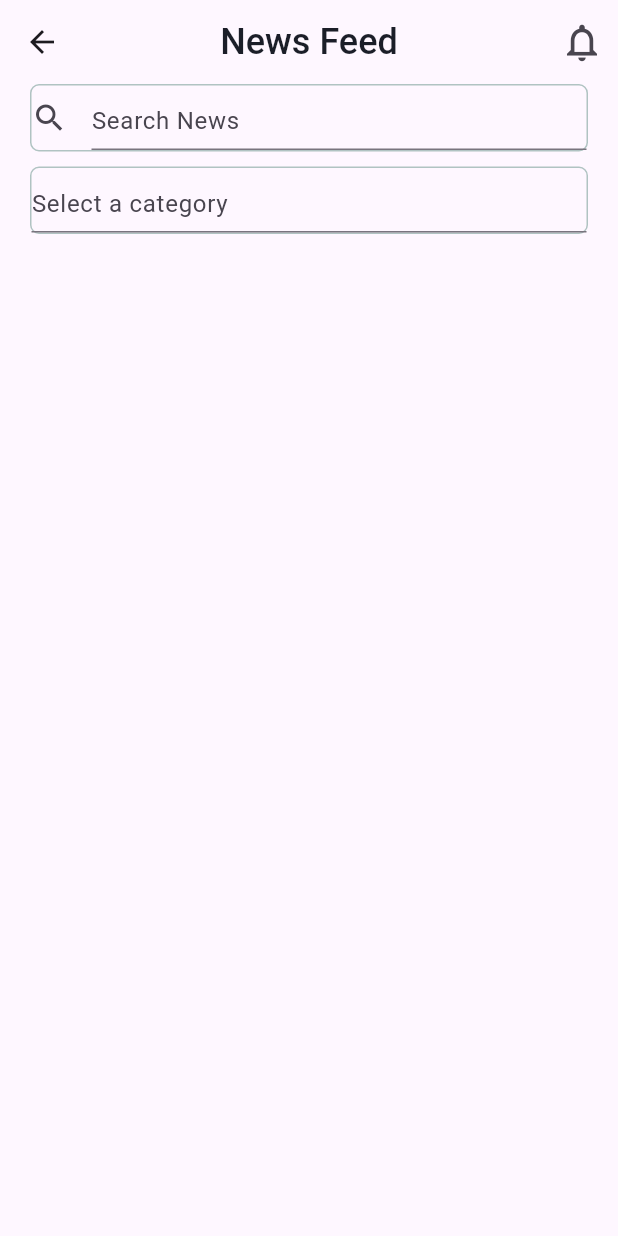
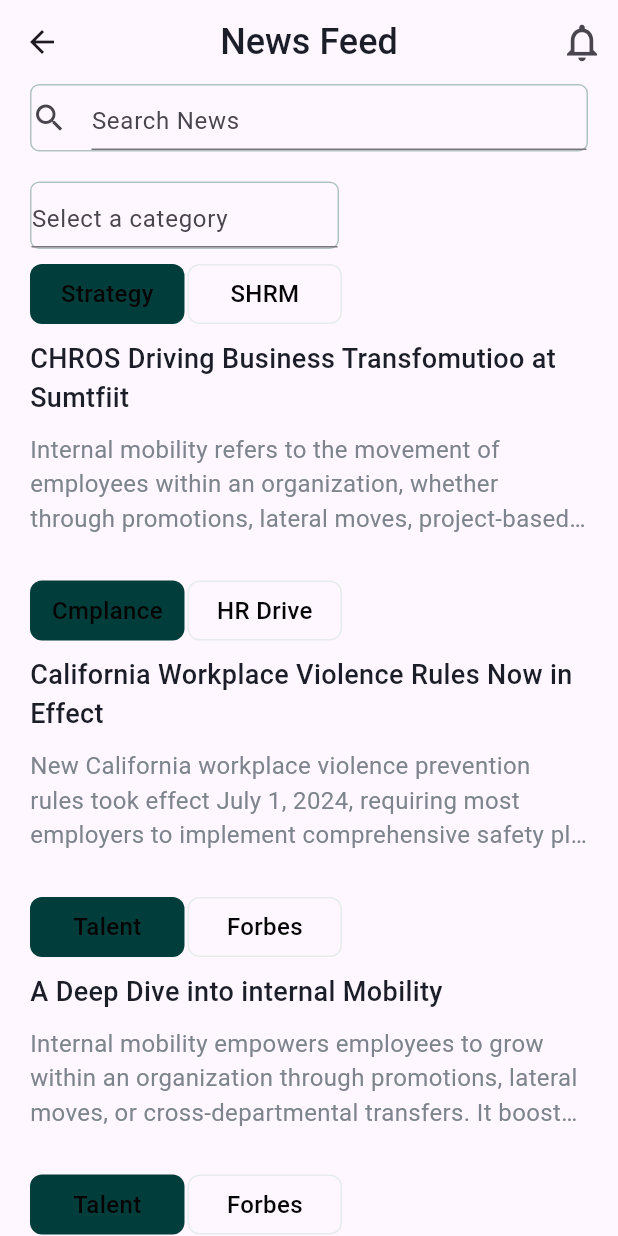
Before and after one commit to rayhantmt/Damaged303, a Flutter app: the NewsView screen opened directly, on a phone screen of 412 x 824 dp. Run offline on Flutter 3.47's test engine with Material 3 defaults, Android fonts, the phone set to English and light mode, and no system bars; our stand-ins replace get.

Commit message:
done news view

```diff
--- a/lib/app/modules/news/news_model.dart
+++ b/lib/app/modules/news/news_model.dart
@@ -25,3 +25,33 @@ class newsdetailsmodel {
     required this.description,
   });
 }
+
+class newsdescritiondetail {
+  final List<newsdetailsmodel> newsdescriptions = [
+    newsdetailsmodel(
+      tags: ['Strategy', 'SHRM'],
+      headline: 'CHROS Driving Business Transfomutioo at Sumtfiit',
+      description:
+          'Internal mobility refers to the movement of employees within an organization, whether through promotions, lateral moves, project-based assignments, or role changes across departments. It plays a critical role in talent retention, employee engagement, and organizational agility. By prioritizing internal mobility, companies can unlock hidden talent, reduce hiring costs, and build a more adaptable workforce. However, successful implementation requires transparent career paths, skills-based development programs, and supportive leadership. As the future of work demands faster adaptation, internal mobility is no longer optional—it’s a strategic necessity.   ',
+    ),
+    newsdetailsmodel(
+      tags: ['Cmplance', 'HR Drive'],
+      headline: 'California Workplace Violence Rules Now in Effect',
+      description:
+          'New California workplace violence prevention rules took effect July 1, 2024, requiring most employers to implement comprehensive safety plans. These regulations mandate risk assessments, employee training, and incident reporting procedures to address growing concerns about workplace violence. Employers must identify hazards, develop prevention strategies, and provide clear response protocols. The rules apply to nearly all industries, with stricter requirements for high-risk sectors like healthcare and retail. Non-compliance may result in penalties. California follows federal OSHA guidelines while expanding protections, reflecting rising national attention on employee safety. Experts recommend immediate action to update policies, train staff, and document compliance efforts to avoid fines and foster safer work environments.',
+    ),
+
+    newsdetailsmodel(
+      tags: ['Talent', 'Forbes'],
+      headline: 'A Deep Dive into internal Mobility',
+      description:
+          'Internal mobility empowers employees to grow within an organization through promotions, lateral moves, or cross-departmental transfers. It boosts retention, engagement, and agility while reducing hiring costs. By leveraging existing talent, companies foster career development and adaptability. Success depends on transparent career paths, skills training, and leadership support. As workplaces evolve, internal mobility shifts from perk to necessity—helping businesses stay competitive and employees thrive. A well-structured program aligns organizational goals with individual aspirations, creating a dynamic, future-ready workforce.',
+    ),
+    newsdetailsmodel(
+      tags: ['Talent', 'Forbes'],
+      headline: 'California Workplace Violence Rules Now in Effect',
+      description:
+          'Internal mobility empowers employees to grow within an organization through promotions, lateral moves, or cross-departmental transfers. It boosts retention, engagement, and agility while reducing hiring costs. By leveraging existing talent, companies foster career development and adaptability. Success depends on transparent career paths, skills training, and leadership support. As workplaces evolve, internal mobility shifts from perk to necessity—helping businesses stay competitive and employees thrive. A well-structured program aligns organizational goals with individual aspirations, creating a dynamic, future-ready workforce.',
+    ),
+  ];
+}
--- a/lib/app/modules/news/news_view.dart
+++ b/lib/app/modules/news/news_view.dart
@@ -1,6 +1,7 @@
-import 'package:damaged303/app/modules/home/home_view.dart';
 import 'package:damaged303/app/modules/main_screen/main_screen_controller.dart';
-import 'package:damaged303/app/modules/main_screen/main_screen_view.dart';
+
+import 'package:damaged303/app/modules/news/news_model.dart';
+import 'package:damaged303/app/utils/app_colors.dart';
 import 'package:flutter/material.dart';
 import 'package:get/get.dart';
 
@@ -9,6 +10,7 @@ class NewsView extends StatelessWidget {
 
   @override
   Widget build(BuildContext context) {
+    final newsList = newsdescritiondetail().newsdescriptions;
     return Scaffold(
       appBar: AppBar(
         leading: GestureDetector(
@@ -16,7 +18,6 @@ class NewsView extends StatelessWidget {
             Get.put<BottomNavController>(BottomNavController()).changeTab(0);
             Get.back();
 
-            //i want to naviagate to homeview with the bottom navigation bar
             print('news back');
           },
           child: Icon(Icons.arrow_back),
@@ -56,15 +57,21 @@ class NewsView extends StatelessWidget {
                 ),
               ),
             ),
-            SizedBox(height: 10),
+            SizedBox(height: 20),
 
+            Row(
+              mainAxisAlignment: MainAxisAlignment.start,
+              children: [
                 Padding(
                   padding: const EdgeInsets.only(left: 20, right: 20),
                   child: Container(
                     child: TextFormField(
-                  decoration: InputDecoration(hintText: 'Select a category'),
+                      decoration: InputDecoration(
+                        hintText: 'Select a category',
+                      ),
                     ),
                     height: 45,
+                    width: Get.width * 0.5,
                     decoration: BoxDecoration(
                       border: Border.all(width: 1, color: Color(0xFFB0C3C2)),
                       borderRadius: BorderRadius.circular(6),
@@ -73,6 +80,93 @@ class NewsView extends StatelessWidget {
                 ),
               ],
             ),
+            SizedBox(height: 10),
+            Padding(
+              padding: const EdgeInsets.only(left: 20, right: 20),
+              child: ListView.builder(
+                physics: NeverScrollableScrollPhysics(),
+                shrinkWrap: true,
+                itemCount: newsList.length,
+                itemBuilder: (BuildContext context, int index) {
+                  final tags = newsList[index].tags;
+                  return Column(
+                    crossAxisAlignment: CrossAxisAlignment.start,
+                    children: [
+                      Row(
+                        children: [
+                          Container(
+                            height: 40,
+                            width: Get.width * .25,
+                            decoration: BoxDecoration(
+                              borderRadius: BorderRadius.circular(8),
+                              color: AppColors.primarycolor,
+                            ),
+                            child: Center(
+                              child: Text(
+                                tags.first,
+                                style: TextStyle(
+                                  fontWeight: FontWeight.w500,
+                                  fontSize: 16,
+                                  color: Color(0xFF050505),
+                                ),
+                              ),
+                            ),
+                          ),
+                          SizedBox(width: 2),
+                          Container(
+                            height: 40,
+                            width: Get.width * .25,
+                            decoration: BoxDecoration(
+                              border: Border.all(
+                                color: Color(0xFFE6ECEB),
+                                width: 1,
+                              ),
+                              borderRadius: BorderRadius.circular(8),
+                            ),
+                            child: Center(
+                              child: Text(
+                                tags.last,
+                                style: TextStyle(
+                                  fontWeight: FontWeight.w500,
+                                  fontSize: 16,
+                                  color: Color(0xFF050505),
+                                ),
+                              ),
+                            ),
+                          ),
+                        ],
+                      ),
+                      SizedBox(height: 10),
+                      Text(
+                        newsList[index].headline,
+                        style: TextStyle(
+                          fontWeight: FontWeight.w500,
+                          fontSize: 18,
+                          color: Color(0xFF1B1E28),
+                        ),
+                      ),
+                      SizedBox(height: 10),
+                      GestureDetector(
+                        onTap: () {},
+                        child: Text(
+                          overflow: TextOverflow.ellipsis,
+                          maxLines: 3,
+                          newsList[index].description,
+                          style: TextStyle(
+                            fontWeight: FontWeight.w400,
+                            fontSize: 16,
+                            color: Color(0xFF7D848D),
+                          ),
+                        ),
+                      ),
+                      SizedBox(height: 30),
+                    ],
+                  );
+                },
+              ),
+            ),
+          ],
+        ),
       ),
     );
   }
```
Lines whose indentation alone changed are shown as unchanged.
